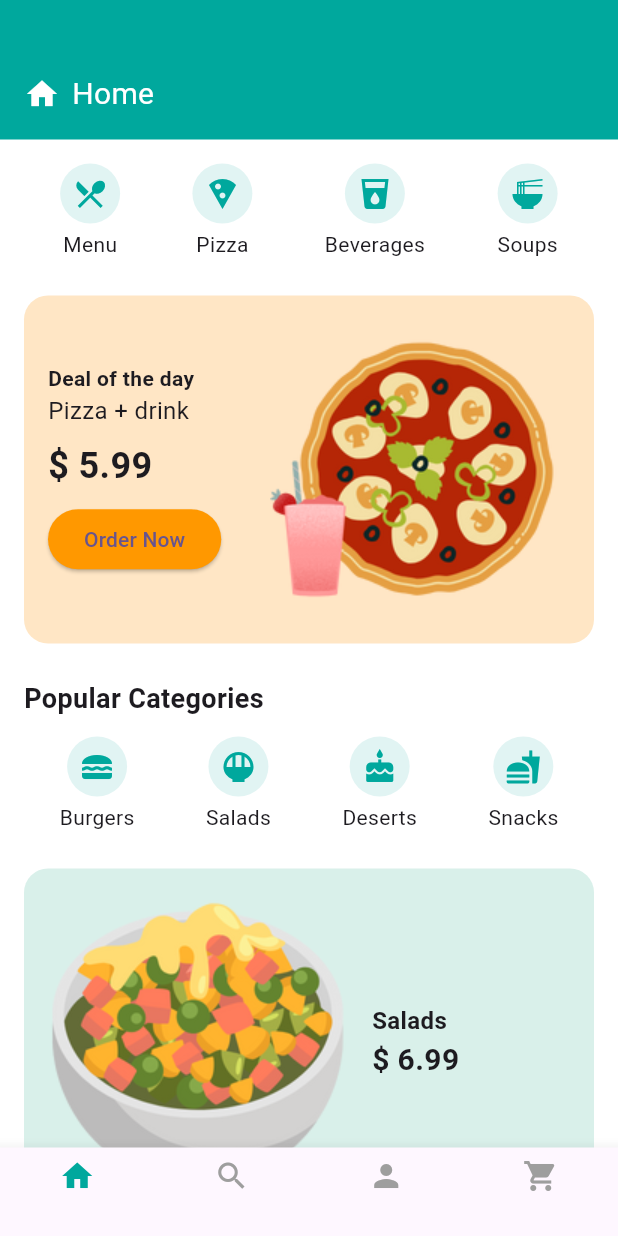
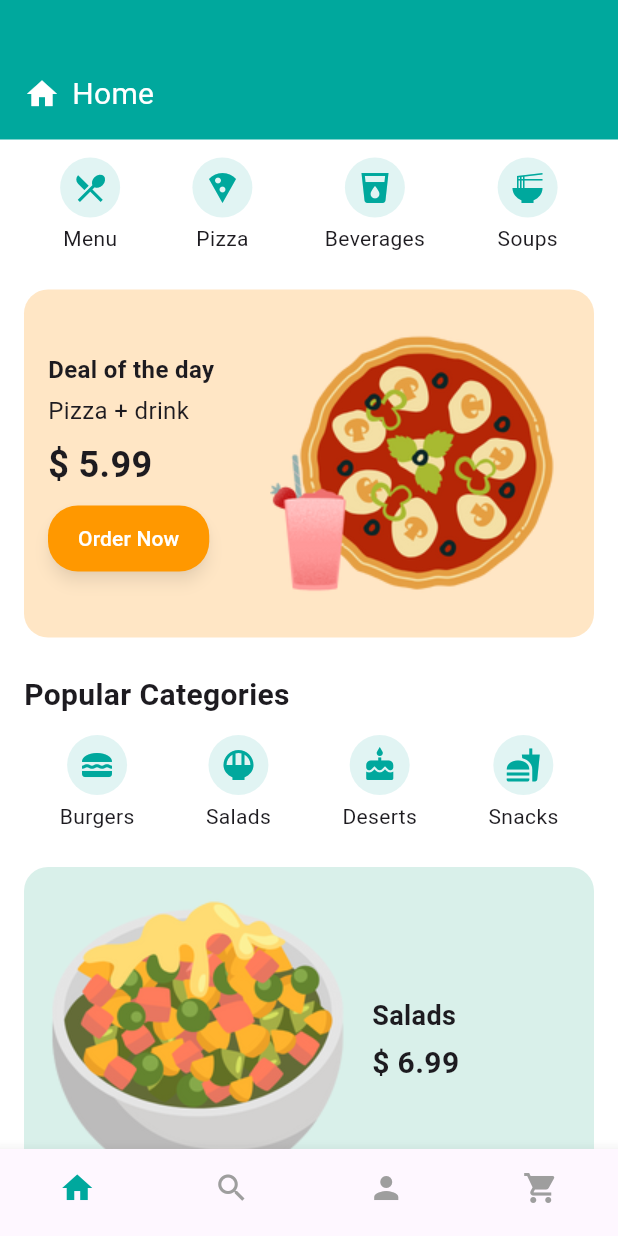
Before and after one commit to stevedch/foodplease_app, a Flutter app: the HomeScreen screen opened directly, on a phone screen of 412 x 824 dp. Run offline on Flutter 3.47's test engine with Material 3 defaults, Android fonts, the phone set to English and light mode, and no system bars.

Commit message:
style(home): polish layout and improve visual hierarchy on home screen
- Renamed internal lists for clarity (`categories` → `topCategories`, `popular` → `popularCategories`).
- Unified and simplified padding and spacing across header and body.
- Enhanced "Deal of the Day" and "Featured Product" sections with image clipping, padding, and text hierarchy.
- Adjusted typography for better consistency and readability.
- Refined bottom navigation bar to show/hide labels appropriately and improve UX.

```diff
--- a/lib/screens/home_screen.dart
+++ b/lib/screens/home_screen.dart
@@ -5,14 +5,14 @@ class HomeScreen extends StatelessWidget {
 
   @override
   Widget build(BuildContext context) {
-    final categories = [
+    final topCategories = [
       {'label': 'Menu', 'icon': Icons.restaurant_menu},
       {'label': 'Pizza', 'icon': Icons.local_pizza},
       {'label': 'Beverages', 'icon': Icons.local_drink},
       {'label': 'Soups', 'icon': Icons.ramen_dining},
     ];
 
-    final popular = [
+    final popularCategories = [
       {'label': 'Burgers', 'icon': Icons.lunch_dining},
       {'label': 'Salads', 'icon': Icons.rice_bowl},
       {'label': 'Deserts', 'icon': Icons.cake},
@@ -25,45 +25,34 @@ class HomeScreen extends StatelessWidget {
         children: [
           // ── HEADER ──
           Container(
-            padding: const EdgeInsets.only(
-              top: 48,
-              left: 16,
-              right: 16,
-              bottom: 16,
-            ),
+            padding: const EdgeInsets.fromLTRB(16, 48, 16, 16),
             width: double.infinity,
             color: const Color(0xFF00A89D),
             child: Row(
               children: const [
                 Icon(Icons.home, color: Colors.white),
                 SizedBox(width: 8),
-                Text(
-                  'Home',
-                  style: TextStyle(color: Colors.white, fontSize: 20),
-                ),
+                Text('Home', style: TextStyle(color: Colors.white, fontSize: 20)),
               ],
             ),
           ),
 
+          // ── BODY ──
           Expanded(
             child: SingleChildScrollView(
-              padding: const EdgeInsets.all(16),
+              padding: const EdgeInsets.symmetric(horizontal: 16, vertical: 12),
               child: Column(
                 crossAxisAlignment: CrossAxisAlignment.start,
                 children: [
-                  // ── NAVIGATION CATEGORIES ──
+                  // ── TOP CATEGORY NAV ──
                   Row(
                     mainAxisAlignment: MainAxisAlignment.spaceAround,
-                    children:
-                        categories.map((item) {
+                    children: topCategories.map((item) {
                       return Column(
                         children: [
                           CircleAvatar(
                             backgroundColor: const Color(0xFFE1F4F3),
-                                child: Icon(
-                                  item['icon'] as IconData,
-                                  color: const Color(0xFF00A89D),
-                                ),
+                            child: Icon(item['icon'] as IconData, color: Color(0xFF00A89D)),
                           ),
                           const SizedBox(height: 4),
                           Text(item['label'] as String),
@@ -71,6 +60,7 @@ class HomeScreen extends StatelessWidget {
                       );
                     }).toList(),
                   ),
+
                   const SizedBox(height: 24),
 
                   // ── DEAL OF THE DAY ──
@@ -81,32 +71,30 @@ class HomeScreen extends StatelessWidget {
                       borderRadius: BorderRadius.circular(16),
                     ),
                     child: Row(
+                      crossAxisAlignment: CrossAxisAlignment.center,
                       children: [
+                        // LEFT
                         Expanded(
                           child: Column(
                             crossAxisAlignment: CrossAxisAlignment.start,
                             children: [
-                              const Text(
-                                'Deal of the day',
-                                style: TextStyle(fontWeight: FontWeight.bold),
-                              ),
-                              const Text(
-                                'Pizza + drink',
-                                style: TextStyle(fontSize: 16),
-                              ),
+                              const Text('Deal of the day',
+                                  style: TextStyle(fontWeight: FontWeight.bold, fontSize: 16)),
+                              const SizedBox(height: 4),
+                              const Text('Pizza + drink', style: TextStyle(fontSize: 16)),
                               const SizedBox(height: 8),
-                              const Text(
-                                '\$ 5.99',
-                                style: TextStyle(
-                                  fontSize: 24,
-                                  fontWeight: FontWeight.bold,
-                                ),
-                              ),
+                              const Text('\$ 5.99',
+                                  style: TextStyle(fontSize: 24, fontWeight: FontWeight.bold)),
                               const SizedBox(height: 8),
                               ElevatedButton(
                                 onPressed: () {},
                                 style: ElevatedButton.styleFrom(
                                   backgroundColor: Colors.orange,
+                                  foregroundColor: Colors.white,
+                                  elevation: 4,
+                                  shadowColor: Colors.black38,
+                                  padding:
+                                  const EdgeInsets.symmetric(horizontal: 20, vertical: 12),
                                   shape: RoundedRectangleBorder(
                                     borderRadius: BorderRadius.circular(20),
                                   ),
@@ -116,12 +104,17 @@ class HomeScreen extends StatelessWidget {
                             ],
                           ),
                         ),
-                        const SizedBox(width: 8),
-                        SizedBox(
-                          width: 200,
+
+                        const SizedBox(width: 12),
+
+                        // RIGHT IMAGE
+                        ClipRRect(
+                          borderRadius: BorderRadius.circular(12),
                           child: Image.asset(
                             'assets/pizza.png',
-                          ), // Usa tu imagen propia
+                            width: 200,
+                            fit: BoxFit.cover,
+                          ),
                         ),
                       ],
                     ),
@@ -130,23 +123,17 @@ class HomeScreen extends StatelessWidget {
                   const SizedBox(height: 24),
 
                   // ── POPULAR CATEGORIES ──
-                  const Text(
-                    'Popular Categories',
-                    style: TextStyle(fontSize: 18, fontWeight: FontWeight.bold),
-                  ),
+                  const Text('Popular Categories',
+                      style: TextStyle(fontSize: 20, fontWeight: FontWeight.bold)),
                   const SizedBox(height: 12),
                   Row(
                     mainAxisAlignment: MainAxisAlignment.spaceAround,
-                    children:
-                        popular.map((item) {
+                    children: popularCategories.map((item) {
                       return Column(
                         children: [
                           CircleAvatar(
                             backgroundColor: const Color(0xFFE1F4F3),
-                                child: Icon(
-                                  item['icon'] as IconData,
-                                  color: const Color(0xFF00A89D),
-                                ),
+                            child: Icon(item['icon'] as IconData, color: Color(0xFF00A89D)),
                           ),
                           const SizedBox(height: 4),
                           Text(item['label'] as String),
@@ -166,30 +153,23 @@ class HomeScreen extends StatelessWidget {
                     ),
                     child: Row(
                       children: [
-                        SizedBox(
-                          width: 200,
+                        ClipRRect(
+                          borderRadius: BorderRadius.circular(12),
                           child: Image.asset(
                             'assets/salad.png',
-                          ), // Usa tu imagen propia
+                            width: 200,
+                            fit: BoxFit.cover,
+                          ),
                         ),
                         const SizedBox(width: 16),
                         Column(
                           crossAxisAlignment: CrossAxisAlignment.start,
                           children: const [
-                            Text(
-                              'Salads',
-                              style: TextStyle(
-                                fontSize: 16,
-                                fontWeight: FontWeight.bold,
-                              ),
-                            ),
-                            Text(
-                              '\$ 6.99',
-                              style: TextStyle(
-                                fontSize: 20,
-                                fontWeight: FontWeight.bold,
-                              ),
-                            ),
+                            Text('Salads',
+                                style: TextStyle(fontSize: 18, fontWeight: FontWeight.bold)),
+                            SizedBox(height: 4),
+                            Text('\$ 6.99',
+                                style: TextStyle(fontSize: 20, fontWeight: FontWeight.bold)),
                           ],
                         ),
                       ],
@@ -202,16 +182,18 @@ class HomeScreen extends StatelessWidget {
         ],
       ),
 
-      // ── BOTTOM NAVIGATION BAR ──
+      // ── BOTTOM NAVIGATION ──
       bottomNavigationBar: BottomNavigationBar(
         type: BottomNavigationBarType.fixed,
         selectedItemColor: const Color(0xFF00A89D),
         unselectedItemColor: Colors.grey,
+        showSelectedLabels: false,
+        showUnselectedLabels: false,
         items: const [
-          BottomNavigationBarItem(icon: Icon(Icons.home), label: ''),
-          BottomNavigationBarItem(icon: Icon(Icons.search), label: ''),
-          BottomNavigationBarItem(icon: Icon(Icons.person), label: ''),
-          BottomNavigationBarItem(icon: Icon(Icons.shopping_cart), label: ''),
+          BottomNavigationBarItem(icon: Icon(Icons.home), label: 'Home'),
+          BottomNavigationBarItem(icon: Icon(Icons.search), label: 'Search'),
+          BottomNavigationBarItem(icon: Icon(Icons.person), label: 'Profile'),
+          BottomNavigationBarItem(icon: Icon(Icons.shopping_cart), label: 'Cart'),
         ],
       ),
     );
```
Lines whose indentation alone changed are shown as unchanged.
